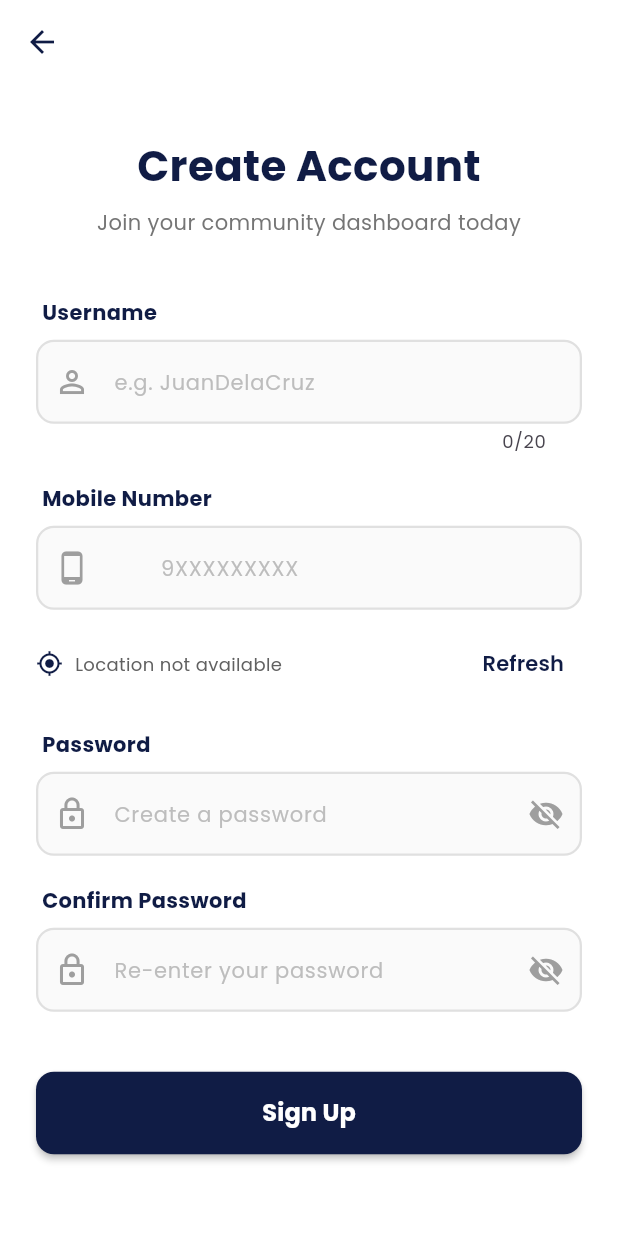
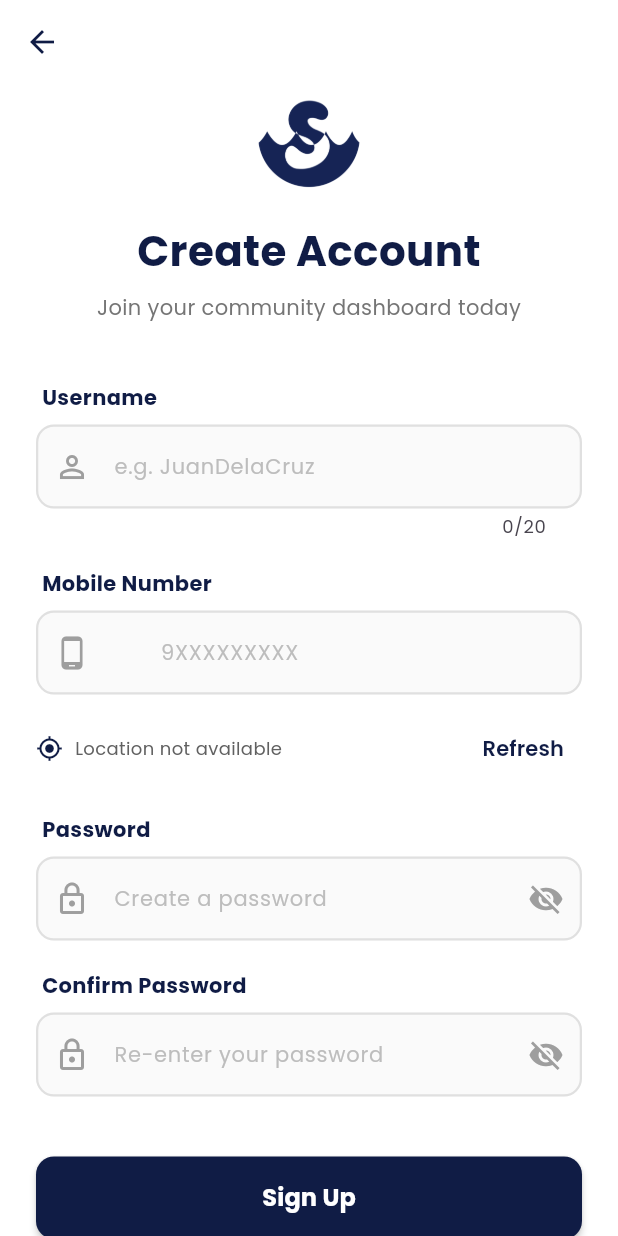
Before and after one commit to jhparente/silag, a Flutter app: the screen it shows after launch, after a tap on "Sign Up", on a phone screen of 412 x 824 dp. Run offline on Flutter 3.47's test engine with Material 3 defaults, Android fonts, the phone set to English and light mode, and no system bars; our stand-ins replace connectivity_plus, firebase_core, firebase_messaging, flutter_local_notifications, flutter_map, flutter_secure_storage and 3 more; accounts and stored records are empty; network calls fail.

```diff
--- a/lib/models/evacuation_model.dart
+++ b/lib/models/evacuation_model.dart
@@ -8,6 +8,8 @@ class EvacuationModel {
   final int maxCapacity;
   final int currentOccupancyFamily;
   final int currentOccupancyIndividual;
+  final bool isActive;
+  final bool isFull;
 
   EvacuationModel({
     required this.id,
@@ -19,6 +21,8 @@ class EvacuationModel {
     required this.maxCapacity,
     required this.currentOccupancyFamily,
     required this.currentOccupancyIndividual,
+    this.isActive = true,
+    this.isFull = false,
   });
 
   factory EvacuationModel.fromJson(Map<String, dynamic> json) {
@@ -35,6 +39,8 @@ class EvacuationModel {
       maxCapacity: (json['max_capacity'] as num?)?.toInt() ?? 0,
       currentOccupancyFamily: (json['current_occupancy_family'] as num?)?.toInt() ?? 0,
       currentOccupancyIndividual: (json['current_occupancy_individual'] as num?)?.toInt() ?? 0,
+      isActive: json['is_active'] as bool? ?? true,
+      isFull: json['is_full'] as bool? ?? false,
     );
   }
 }
--- a/lib/pages/login.dart
+++ b/lib/pages/login.dart
@@ -133,11 +133,10 @@ class _LoginState extends State<Login> {
               crossAxisAlignment: CrossAxisAlignment.stretch,
               children: [
                 // --- LOGO OR ICON ---
-                const Icon(
-                  Icons
-                      .shield_moon, // Just a placeholder icon representing safety
-                  size: 80,
-                  color: Color(0xFF101C45),
+                Image.asset(
+                  'icons/690077655_1761743564788727_1218448248378351958_n.png',
+                  height: 90,
+                  width: 90,
                 ),
                 const SizedBox(height: 20),
 
--- a/lib/pages/signup.dart
+++ b/lib/pages/signup.dart
@@ -181,6 +181,14 @@ class _SignupState extends State<Signup> {
             child: Column(
               crossAxisAlignment: CrossAxisAlignment.stretch,
               children: [
+                // --- LOGO ---
+                Image.asset(
+                  'icons/690077655_1761743564788727_1218448248378351958_n.png',
+                  height: 75,
+                  width: 75,
+                ),
+                const SizedBox(height: 16),
+
                 // --- HEADER TEXT ---
                 const Text(
                   "Create Account",
--- a/lib/pages/subpages/create_report.dart
+++ b/lib/pages/subpages/create_report.dart
@@ -361,6 +361,7 @@ class _CreateReportPageState extends State<CreateReportPage> {
                   TextField(
                     controller: _descriptionController,
                     maxLines: 3,
+                    maxLength: 120,
                     decoration: _inputDecoration(
                       "Add details about the situation...",
                     ),
--- a/pubspec.yaml
+++ b/pubspec.yaml
@@ -42,8 +42,8 @@ dependencies:
   image_picker: ^1.2.1
   flutter_secure_storage: ^10.0.0
   geolocator: ^13.0.4
-  firebase_core: ^4.5.0
-  firebase_messaging: ^16.1.2
+  firebase_core: ^3.13.1
+  firebase_messaging: ^15.2.5
   flutter_local_notifications: ^17.2.3
   flutter_map: ^8.1.1
   latlong2: ^0.9.1
```
Also changed, not shown: lib/pages/home.dart (+36 -4 lines), lib/pages/profile_page.dart (+2 -10 lines), lib/pages/safety.dart (+5 -4 lines), lib/widgets/report_details_dialog.dart (+6 -3 lines), icons/690077655_1761743564788727_1218448248378351958_n.png (added), pubspec.lock, 7 other files.
